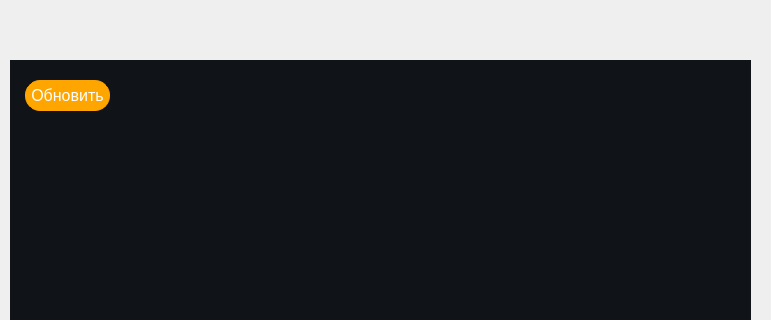
Above: Zcord/GUI/Group/GroupsList.ui from DmitryGorny/Zcord before the change; both pictures show x 0 to 771 and y 0 to 320 of the 771 by 818 pixel window. Below: the same form after it.
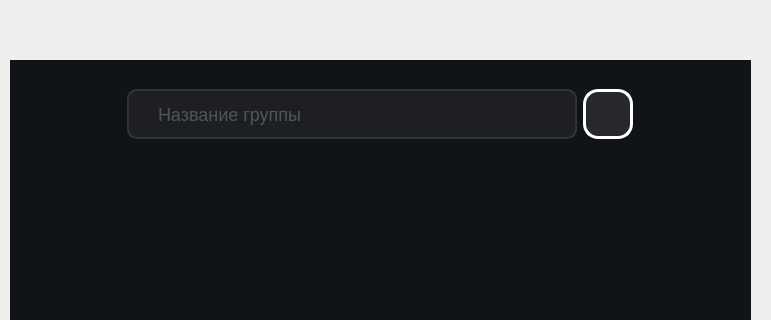
That is the form after the change. Icons and pictures are not drawn.

Commit message: Поиск группы - Добавлена графа поиска группы - Поиск группы происходит на Server по запроса от клиента

```diff
--- a/Zcord/GUI/Group/GroupsList.ui
+++ b/Zcord/GUI/Group/GroupsList.ui
@@ -114,9 +114,18 @@
        <property name="bottomMargin">
         <number>15</number>
        </property>
-       <item alignment="Qt::AlignLeft">
-        <widget class="QPushButton" name="groups">
+       <item alignment="Qt::AlignHCenter">
+        <widget class="QFrame" name="horizontalFrame">
          <property name="sizePolicy">
+          <sizepolicy hsizetype="Fixed" vsizetype="Preferred">
+           <horstretch>0</horstretch>
+           <verstretch>0</verstretch>
+          </sizepolicy>
+         </property>
+         <layout class="QHBoxLayout" name="horizontalLayout">
+          <item alignment="Qt::AlignHCenter">
+           <widget class="QLineEdit" name="search_group_input">
+            <property name="sizePolicy">
           <sizepolicy hsizetype="Fixed" vsizetype="Fixed">
            <horstretch>0</horstretch>
            <verstretch>0</verstretch>
@@ -124,30 +133,70 @@
          </property>
          <property name="minimumSize">
           <size>
-           <width>80</width>
-           <height>30</height>
+              <width>450</width>
+              <height>50</height>
+             </size>
+            </property>
+            <property name="styleSheet">
+             <string notr="true">QLineEdit{ 
+width:250px;
+height:30px;
+border: 2px solid #323338;
+border-radius: 10px;
+background-color:#1e1f22;
+font-size:18px;
+color:#808994;
+text-align:left;
+padding-left:27px;
+}
+
+</string>
+            </property>
+            <property name="inputMask">
+             <string/>
+            </property>
+            <property name="text">
+             <string/>
+            </property>
+            <property name="maxLength">
+             <number>50</number>
+            </property>
+            <property name="placeholderText">
+             <string>Название группы</string>
+            </property>
+           </widget>
+          </item>
+          <item>
+           <widget class="QPushButton" name="Search_button">
+            <property name="sizePolicy">
+             <sizepolicy hsizetype="Fixed" vsizetype="Fixed">
+              <horstretch>0</horstretch>
+              <verstretch>0</verstretch>
+             </sizepolicy>
+            </property>
+            <property name="minimumSize">
+             <size>
+              <width>50</width>
+              <height>50</height>
+             </size>
+            </property>
+            <property name="maximumSize">
+             <size>
+              <width>50</width>
+              <height>50</height>
           </size>
          </property>
          <property name="cursor">
           <cursorShape>PointingHandCursor</cursorShape>
          </property>
          <property name="styleSheet">
-          <string notr="true"> QPushButton {
-border:1px solid orange;
+             <string notr="true">background-color:rgba(38,40,45,255);
+border:none;
 border-radius:15%;
-background-color:orange;
-color:white;
-font-size:16px;
-padding:5px;
-}
-
-QPushButton:hover {
-	background-color: rgba(255, 211, 121, 200);
-	border:1px solid rgba(255, 211, 121, 200);
-}</string>
+border:3px solid white;</string>
          </property>
          <property name="text">
-          <string>Обновить</string>
+             <string/>
          </property>
          <property name="icon">
           <iconset resource="../res-rec.qrc">
@@ -155,10 +204,13 @@
          </property>
          <property name="iconSize">
           <size>
-           <width>20</width>
-           <height>20</height>
-          </size>
-         </property>
+              <width>35</width>
+              <height>35</height>
+             </size>
+            </property>
+           </widget>
+          </item>
+         </layout>
         </widget>
        </item>
        <item alignment="Qt::AlignHCenter">
```
Left out of the diff: 2 changed lines with no effect on the pictures. Lines whose indentation alone changed are shown as unchanged. The commit also changes 18 other files.
